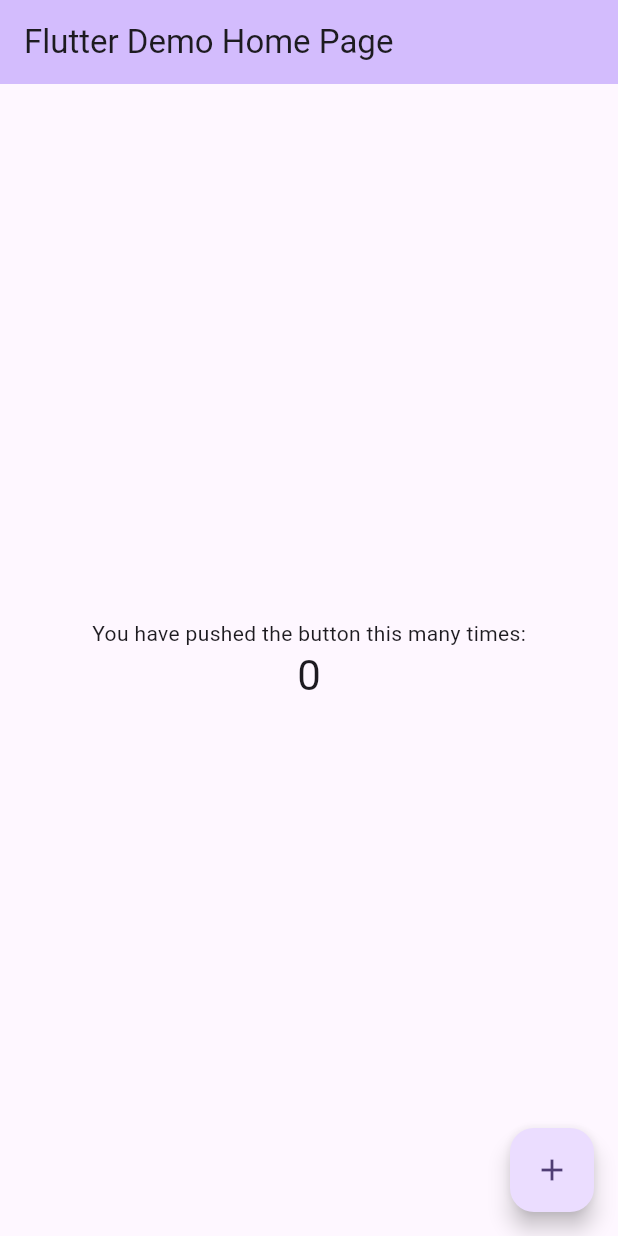
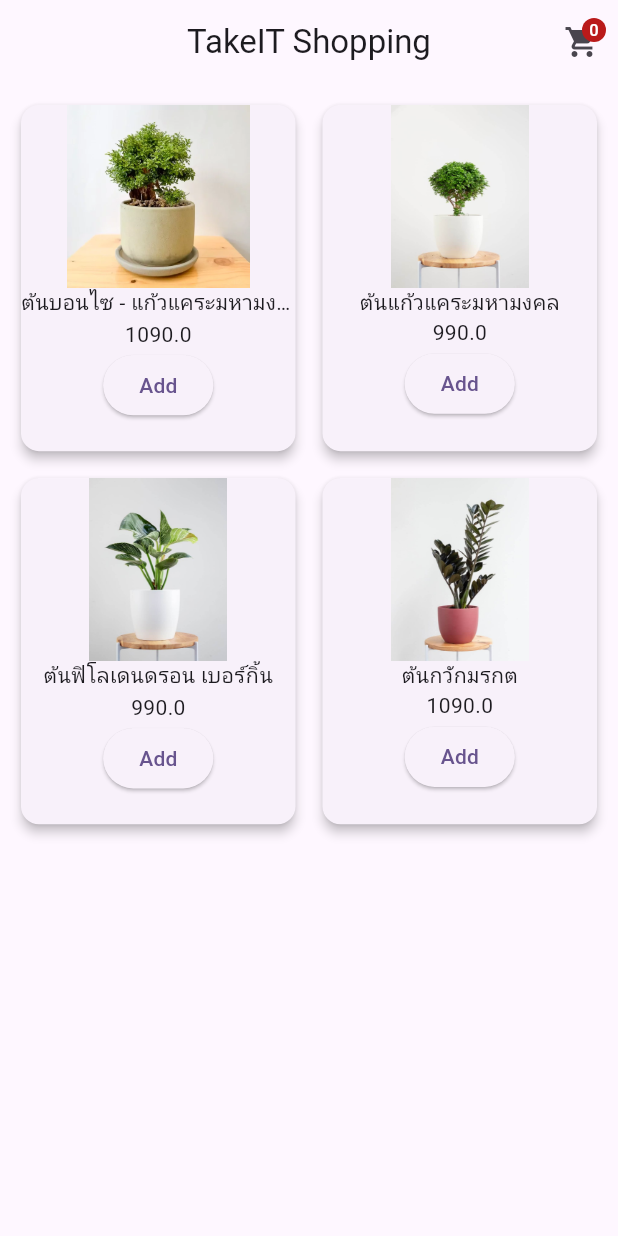
Before and after one commit to StefanoRichi/getx_project, a Flutter app: the screen it shows after launch, on a phone screen of 412 x 824 dp. Run offline on Flutter 3.47's test engine with Material 3 defaults, Android fonts, the phone set to English and light mode, and no system bars; our stand-ins replace get, lottie.

Commit message:
[IMP] Completed

```diff
--- /dev/null
+++ b/assets/json/data.json
@@ -0,0 +1,26 @@
+[
+    {
+        "id": "1",
+        "name": "ต้นบอนไซ - แก้วแคระมหามงคล",
+        "price": 1090.00,
+        "image": "assets/images/1.jpg"
+    },
+    {
+        "id": "2",
+        "name": "ต้นแก้วแคระมหามงคล",
+        "price": 990.00,
+        "image": "assets/images/2.jpg"
+    },
+    {
+        "id": "3",
+        "name": "ต้นฟิโลเดนดรอน เบอร์กิ้น",
+        "price": 990.00,
+        "image": "assets/images/3.jpg"
+    },
+    {
+        "id": "4",
+        "name": "ต้นกวักมรกต",
+        "price": 1090.00,
+        "image": "assets/images/4.jpg"
+    }
+]
--- a/lib/main.dart
+++ b/lib/main.dart
@@ -1,4 +1,7 @@
 import 'package:flutter/material.dart';
+import 'package:get/get.dart';
+
+import 'route/route.dart';
 
 void main() {
   runApp(const MyApp());
@@ -10,61 +13,15 @@ class MyApp extends StatelessWidget {
   // This widget is the root of your application.
   @override
   Widget build(BuildContext context) {
-    return MaterialApp(
-      title: 'Flutter Demo',
+    return GetMaterialApp(
+      debugShowCheckedModeBanner: false,
+      title: 'Flutter',
       theme: ThemeData(
         colorScheme: ColorScheme.fromSeed(seedColor: Colors.deepPurple),
         useMaterial3: true,
       ),
-      home: const MyHomePage(title: 'Flutter Demo Home Page'),
+      getPages: Routers.router,
+      initialRoute: "/home",
     );
   }
 }
-
-class MyHomePage extends StatefulWidget {
-  const MyHomePage({super.key, required this.title});
-
-  final String title;
-
-  @override
-  State<MyHomePage> createState() => _MyHomePageState();
-}
-
-class _MyHomePageState extends State<MyHomePage> {
-  int _counter = 0;
-
-  void _incrementCounter() {
-    setState(() {
-      _counter++;
-    });
-  }
-
-  @override
-  Widget build(BuildContext context) {
-    return Scaffold(
-      appBar: AppBar(
-        backgroundColor: Theme.of(context).colorScheme.inversePrimary,
-        title: Text(widget.title),
-      ),
-      body: Center(
-        child: Column(
-          mainAxisAlignment: MainAxisAlignment.center,
-          children: <Widget>[
-            const Text(
-              'You have pushed the button this many times:',
-            ),
-            Text(
-              '$_counter',
-              style: Theme.of(context).textTheme.headlineMedium,
-            ),
-          ],
-        ),
-      ),
-      floatingActionButton: FloatingActionButton(
-        onPressed: _incrementCounter,
-        tooltip: 'Increment',
-        child: const Icon(Icons.add),
-      ),
-    );
-  }
-}
--- /dev/null
+++ b/lib/models/item.dart
@@ -0,0 +1,28 @@
+import 'dart:convert';
+
+List<Items> itemsFromJson(String str) =>
+    List<Items>.from(json.decode(str).map((x) => Items.fromJson(x)));
+
+class Items {
+  String? id;
+  String? name;
+  double? price;
+  int qty;
+  String? image;
+
+  Items({
+    this.id,
+    this.name,
+    this.price,
+    required this.qty,
+    this.image,
+  });
+
+  factory Items.fromJson(Map<String, dynamic> json) => Items(
+        id: json["id"],
+        name: json["name"],
+        price: json["price"],
+        qty: json["qty"] ?? 0,
+        image: json["image"],
+      );
+}
--- /dev/null
+++ b/lib/route/route.dart
@@ -0,0 +1,22 @@
+import 'package:get/get.dart';
+import 'package:getx_project/view/cart.dart';
+import 'package:getx_project/view/success.dart';
+
+import '../view/home.dart';
+
+class Routers {
+  static final router = [
+    GetPage(
+      name: '/home',
+      page: () => const Home(),
+    ),
+    GetPage(
+      name: '/cart',
+      page: () => const Carts(),
+    ),
+    GetPage(
+      name: '/success',
+      page: () => const Success(),
+    ),
+  ];
+}
--- /dev/null
+++ b/lib/view/home.dart
@@ -0,0 +1,70 @@
+import 'package:flutter/material.dart';
+import 'package:get/get.dart';
+import 'package:getx_project/state/items.dart';
+
+class Home extends StatelessWidget {
+  const Home({super.key});
+
+  @override
+  Widget build(BuildContext context) {
+    final ItemsController itemsCon = Get.put(ItemsController());
+    return Scaffold(
+        appBar: AppBar(
+          title: Text("TakeIT Shopping"),
+          centerTitle: true,
+          actions: [
+            Obx(() => IconButton(
+                  onPressed: () {
+                    Get.toNamed("/cart");
+                  },
+                  icon: Badge.count(
+                    count: itemsCon.cart.value,
+                    child: Icon(
+                      Icons.shopping_cart,
+                    ),
+                  ),
+                ))
+          ],
+        ),
+        body: Obx(
+          () => GridView.builder(
+            gridDelegate: SliverGridDelegateWithFixedCrossAxisCount(
+              childAspectRatio: 0.8,
+              crossAxisCount: 2,
+              crossAxisSpacing: 10,
+              mainAxisSpacing: 10,
+            ),
+            itemCount: itemsCon.ms_item.length,
+            padding: EdgeInsets.all(10),
+            itemBuilder: (context, index) => Card(
+              elevation: 3,
+              child: Column(
+                children: [
+                  Flexible(
+                    flex: 4,
+                    child: Image.asset(
+                      fit: BoxFit.cover,
+                      itemsCon.ms_item[index].image.toString(),
+                    ),
+                  ),
+                  Flexible(
+                      flex: 1,
+                      child: Text(
+                        itemsCon.ms_item[index].name.toString(),
+                        overflow: TextOverflow.ellipsis,
+                      )),
+                  Flexible(
+                      flex: 1,
+                      child: Text(itemsCon.ms_item[index].price.toString())),
+                  ElevatedButton(
+                      onPressed: () {
+                        itemsCon.additem(itemsCon.ms_item[index]);
+                      },
+                      child: Text("Add"))
+                ],
+              ),
+            ),
+          ),
+        ));
+  }
+}
```
Also changed, not shown: assets/lottie/success.json (added, +1 -0 lines), lib/state/items.dart (added, +74 -0 lines), lib/state/sucess.dart (added, +19 -0 lines), lib/view/cart.dart (added, +92 -0 lines), lib/view/success.dart (added, +23 -0 lines), pubspec.yaml (+5 -8 lines), assets/images/1.jpg (added), assets/images/2.jpg (added), assets/images/3.jpg (added), assets/images/4.jpg (added), pubspec.lock.
